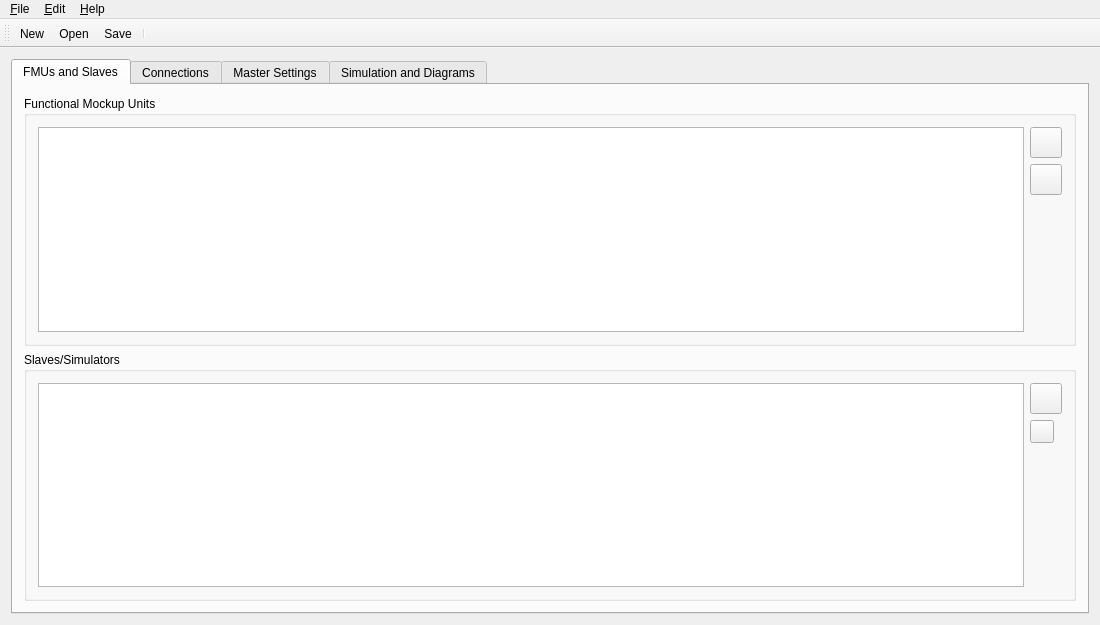
The window that MasterSimulatorUI/src/MSIMMainWindow.ui (ghorwin/MasterSim) describes before a commit, drawn with Qt 5.
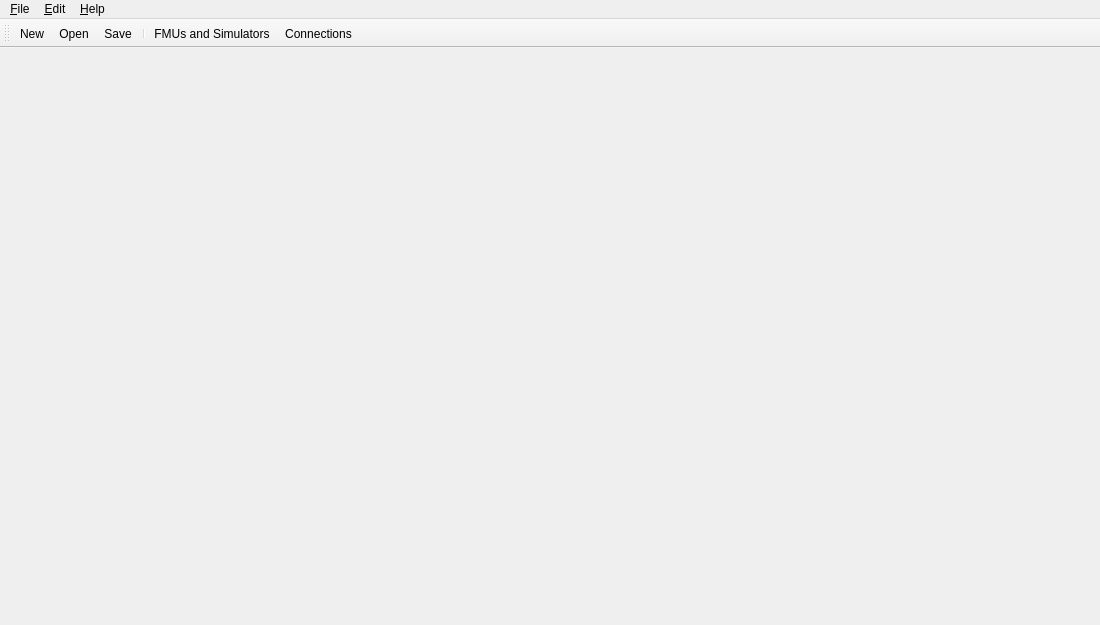
The same window after the commit. Icons and pictures are not drawn.

Patch:
```diff
--- a/MasterSimulatorUI/src/MSIMMainWindow.ui
+++ b/MasterSimulatorUI/src/MSIMMainWindow.ui
@@ -10,147 +10,7 @@
     <height>625</height>
    </rect>
   </property>
-  <widget class="QWidget" name="centralWidget">
-   <layout class="QVBoxLayout" name="verticalLayout">
-    <item>
-     <widget class="QTabWidget" name="tabWidget">
-      <property name="tabPosition">
-       <enum>QTabWidget::North</enum>
-      </property>
-      <property name="currentIndex">
-       <number>0</number>
-      </property>
-      <widget class="QWidget" name="tabFMUs">
-       <attribute name="title">
-        <string>FMUs and Slaves</string>
-       </attribute>
-       <layout class="QVBoxLayout" name="verticalLayout_2">
-        <item>
-         <widget class="QGroupBox" name="groupBox">
-          <property name="title">
-           <string>Functional Mockup Units</string>
-          </property>
-          <layout class="QGridLayout" name="gridLayout">
-           <item row="0" column="0" rowspan="3">
-            <widget class="QTableWidget" name="tableWidgetFMUs"/>
-           </item>
-           <item row="0" column="1">
-            <widget class="QToolButton" name="toolButtonAddFMU">
-             <property name="icon">
-              <iconset resource="../resources/MasterSimulator.qrc">
-               <normaloff>:/gfx/actions/24x24/plus.png</normaloff>:/gfx/actions/24x24/plus.png</iconset>
-             </property>
-             <property name="iconSize">
-              <size>
-               <width>24</width>
-               <height>24</height>
-              </size>
-             </property>
-            </widget>
-           </item>
-           <item row="1" column="1">
-            <widget class="QToolButton" name="toolButtonRemoveFMU">
-             <property name="icon">
-              <iconset resource="../resources/MasterSimulator.qrc">
-               <normaloff>:/gfx/actions/24x24/minus.png</normaloff>:/gfx/actions/24x24/minus.png</iconset>
-             </property>
-             <property name="iconSize">
-              <size>
-               <width>24</width>
-               <height>24</height>
-              </size>
-             </property>
-            </widget>
-           </item>
-           <item row="2" column="1">
-            <spacer name="verticalSpacer">
-             <property name="orientation">
-              <enum>Qt::Vertical</enum>
-             </property>
-             <property name="sizeHint" stdset="0">
-              <size>
-               <width>20</width>
-               <height>128</height>
-              </size>
-             </property>
-            </spacer>
-           </item>
-          </layout>
-         </widget>
-        </item>
-        <item>
-         <widget class="QGroupBox" name="groupBox_2">
-          <property name="title">
-           <string>Slaves/Simulators</string>
-          </property>
-          <layout class="QGridLayout" name="gridLayout_2">
-           <item row="0" column="0" rowspan="3">
-            <widget class="QTableWidget" name="tableWidgetSlaves"/>
-           </item>
-           <item row="0" column="1">
-            <widget class="QToolButton" name="toolButtonAddSlave">
-             <property name="icon">
-              <iconset resource="../resources/MasterSimulator.qrc">
-               <normaloff>:/gfx/actions/24x24/plus.png</normaloff>:/gfx/actions/24x24/plus.png</iconset>
-             </property>
-             <property name="iconSize">
-              <size>
-               <width>24</width>
-               <height>24</height>
-              </size>
-             </property>
-            </widget>
-           </item>
-           <item row="1" column="1">
-            <widget class="QToolButton" name="toolButtonRemoveSlave">
-             <property name="icon">
-              <iconset resource="../resources/MasterSimulator.qrc">
-               <normaloff>:/gfx/actions/24x24/minus.png</normaloff>:/gfx/actions/24x24/minus.png</iconset>
-             </property>
-            </widget>
-           </item>
-           <item row="2" column="1">
-            <spacer name="verticalSpacer_2">
-             <property name="orientation">
-              <enum>Qt::Vertical</enum>
-             </property>
-             <property name="sizeHint" stdset="0">
-              <size>
-               <width>20</width>
-               <height>135</height>
-              </size>
-             </property>
-            </spacer>
-           </item>
-          </layout>
-         </widget>
-        </item>
-       </layout>
-      </widget>
-      <widget class="QWidget" name="tabConnections">
-       <attribute name="title">
-        <string>Connections</string>
-       </attribute>
-       <layout class="QVBoxLayout" name="verticalLayout_3">
-        <item>
-         <widget class="QTableWidget" name="tableWidget_3"/>
-        </item>
-       </layout>
-      </widget>
-      <widget class="QWidget" name="tabSimOptions">
-       <attribute name="title">
-        <string>Master Settings</string>
-       </attribute>
-      </widget>
-      <widget class="QWidget" name="tabCharts">
-       <attribute name="title">
-        <string>Simulation and Diagrams</string>
-       </attribute>
-      </widget>
-     </widget>
-    </item>
-   </layout>
-  </widget>
+  <widget class="QWidget" name="centralWidget"/>
   <widget class="QMenuBar" name="menuBar">
    <property name="geometry">
     <rect>
@@ -215,6 +75,8 @@
    <addaction name="actionFileOpen"/>
    <addaction name="actionFileSave"/>
    <addaction name="separator"/>
+   <addaction name="actionViewSimulators"/>
+   <addaction name="actionViewConnections"/>
   </widget>
   <action name="actionFileNew">
    <property name="icon">
@@ -365,6 +227,22 @@
     <string>Reloads the current project</string>
    </property>
   </action>
+  <action name="actionViewSimulators">
+   <property name="checkable">
+    <bool>true</bool>
+   </property>
+   <property name="text">
+    <string>FMUs and Simulators</string>
+   </property>
+  </action>
+  <action name="actionViewConnections">
+   <property name="checkable">
+    <bool>true</bool>
+   </property>
+   <property name="text">
+    <string>Connections</string>
+   </property>
+  </action>
  </widget>
  <layoutdefault spacing="6" margin="11"/>
  <resources>
```
